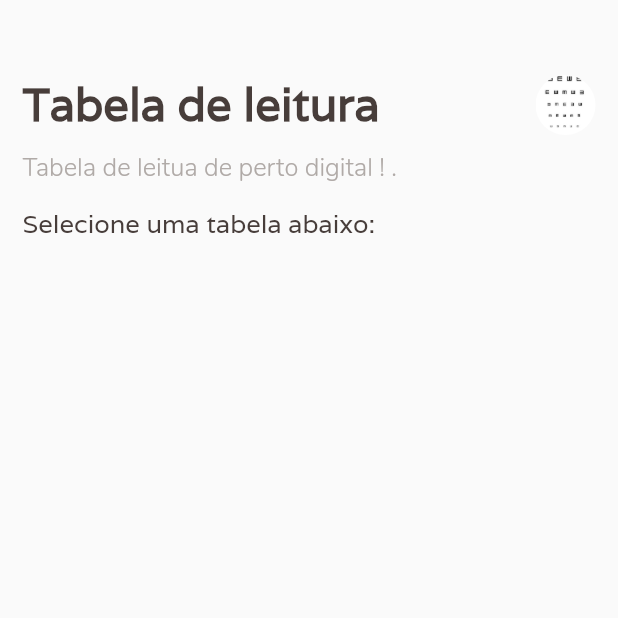
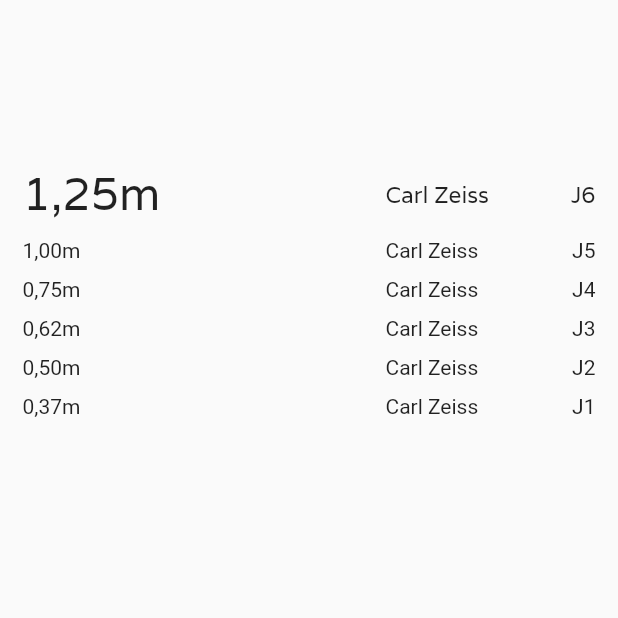
Before and after one commit to JonatasnCosta/tabeladeperto, a Flutter app: the screen it shows after launch, on a phone screen of 412 x 824 dp, the top half of it. Run offline on Flutter 3.47's test engine with Material 2 defaults, Android fonts, the phone set to English and light mode, and no system bars.

Commit message:
Criado o arquivo tabela.dart

```diff
--- a/tabeladeperto_app/lib/Home.dart
+++ b/tabeladeperto_app/lib/Home.dart
@@ -64,18 +64,8 @@
               )
             )
           ],
-         ),
-         SizedBox(height: 10.0),
-         Container(
-           height: 700.0,
-           child: ListView(
-             scrollDirection: Axis.horizontal,
-             children: <Widget>[
-
-             ],
-           ),
          )
-        ],
+        ]
       )
     );
   }
--- /dev/null
+++ b/tabeladeperto_app/lib/Tabela.dart
@@ -0,0 +1,134 @@
+import 'package:flutter/material.dart';
+
+class Tabela extends StatefulWidget {
+  @override
+  _TabelaState createState() => _TabelaState();
+}
+
+class _TabelaState extends State<Tabela> {
+  @override
+  Widget build(BuildContext context) {
+    return Scaffold(
+      body: ListView(
+        padding: EdgeInsets.only(left: 15.0, top: 10.0, right: 15.0),
+        children: <Widget>[
+          SizedBox(height: 100.0,),
+          Row(
+            mainAxisAlignment: MainAxisAlignment.spaceBetween,
+            children: <Widget>[
+              Text('1,25m',
+              style: TextStyle(fontFamily: ('Varela'),
+              fontSize: 30.0
+              ),
+              ),
+              Container(
+            width: 140.0,
+            child: Row(
+              mainAxisAlignment: MainAxisAlignment.spaceBetween,
+              children: <Widget>[
+                Text('Carl Zeiss',
+              style: TextStyle(fontFamily: ('Varela'),
+              fontSize: 15.0
+              ),
+              ),
+                Text('J6',
+              style: TextStyle(fontFamily: ('Varela'),
+              fontSize: 15.0
+              ),
+                )
+              ],
+            ),
+          )
+         ],
+        ),
+        Padding(padding: EdgeInsets.only(left: 15.0, top: 10.0, right: 15.0 )),
+        Row(
+           mainAxisAlignment: MainAxisAlignment.spaceBetween,
+           children: <Widget>[
+              Text('1,00m'),
+              Container(
+            width: 140.0,
+            child: Row(
+              mainAxisAlignment: MainAxisAlignment.spaceBetween,
+              children: <Widget>[
+                Text('Carl Zeiss'),
+                Text('J5')
+              ],
+            ),
+          )
+         ],
+        ),
+        Padding(padding: EdgeInsets.only(left: 15.0, top: 10.0, right: 15.0 )),
+         Row(
+           mainAxisAlignment: MainAxisAlignment.spaceBetween,
+           children: <Widget>[
+              Text('0,75m'),
+              Container(
+            width: 140.0,
+            child: Row(
+              mainAxisAlignment: MainAxisAlignment.spaceBetween,
+              children: <Widget>[
+                Text('Carl Zeiss'),
+                Text('J4')
+              ],
+            ),
+          )
+         ],
+        ),
+         Padding(padding: EdgeInsets.only(left: 15.0, top: 10.0, right: 15.0 )),
+         Row(
+           mainAxisAlignment: MainAxisAlignment.spaceBetween,
+           children: <Widget>[
+              Text('0,62m'),
+              Container(
+            width: 140.0,
+            child: Row(
+              mainAxisAlignment: MainAxisAlignment.spaceBetween,
+              children: <Widget>[
+                Text('Carl Zeiss'),
+                Text('J3')
+              ],
+            ),
+          )
+         ],
+        ),
+         Padding(padding: EdgeInsets.only(left: 15.0, top: 10.0, right: 15.0 )),
+         Row(
+           mainAxisAlignment: MainAxisAlignment.spaceBetween,
+           children: <Widget>[
+              Text('0,50m'),
+              Container(
+            width: 140.0,
+            child: Row(
+              mainAxisAlignment: MainAxisAlignment.spaceBetween,
+              children: <Widget>[
+                Text('Carl Zeiss'),
+                Text('J2')
+              ],
+            ),
+          )
+         ],
+        ),
+         Padding(padding: EdgeInsets.only(left: 15.0, top: 10.0, right: 15.0 )),
+         Row(
+           mainAxisAlignment: MainAxisAlignment.spaceBetween,
+           children: <Widget>[
+              Text('0,37m'),
+              Container(
+            width: 140.0,
+            child: Row(
+              mainAxisAlignment: MainAxisAlignment.spaceBetween,
+              children: <Widget>[
+                Text('Carl Zeiss'),
+                Text('J1')
+              ],
+            ),
+          )
+         ],
+        )
+      ],
+      ),
+    );
+
+  }
+}
--- a/tabeladeperto_app/lib/main.dart
+++ b/tabeladeperto_app/lib/main.dart
@@ -1,10 +1,11 @@
 import 'package:flutter/material.dart';
-import 'package:tabeladeperto_app/Home.dart';
+import 'package:tabeladeperto_app/Tabela.dart';
+//import 'package:tabeladeperto_app/Home.dart';
 
 
 void main() {
   runApp(MaterialApp(
     debugShowCheckedModeBanner: false,
-    home: Home(),
+    home: Tabela(),
   ));
 }
```
